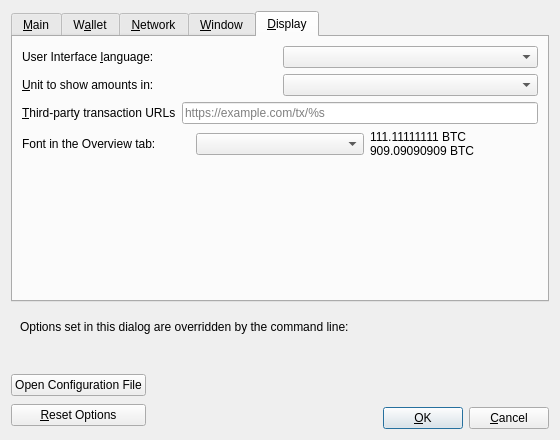
Before: the Qt Designer form src/qt/forms/optionsdialog.ui in andaluzcoin/andaluzcoin, drawn with Qt 5.
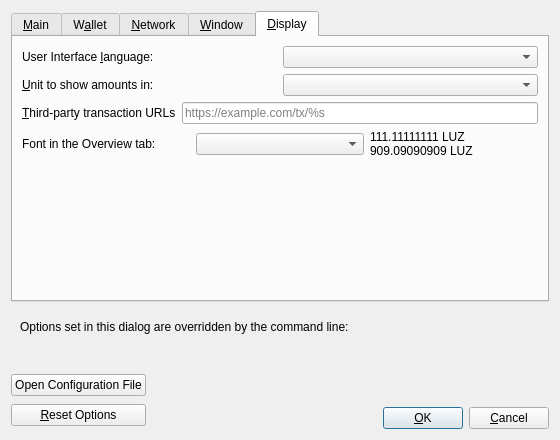
After: the same form once the commit is applied. The open tabs and pages were chosen to show the change. Custom widgets are drawn as their Qt base class.

```diff
--- a/src/qt/forms/optionsdialog.ui
+++ b/src/qt/forms/optionsdialog.ui
@@ -779,8 +779,8 @@
          <item>
           <widget class="QLabel" name="moneyFont_preview">
            <property name="text">
-            <string notr="true">111.11111111 BTC
-909.09090909 BTC</string>
+            <string notr="true">111.11111111 LUZ
+909.09090909 LUZ</string>
            </property>
           </widget>
          </item>
```
